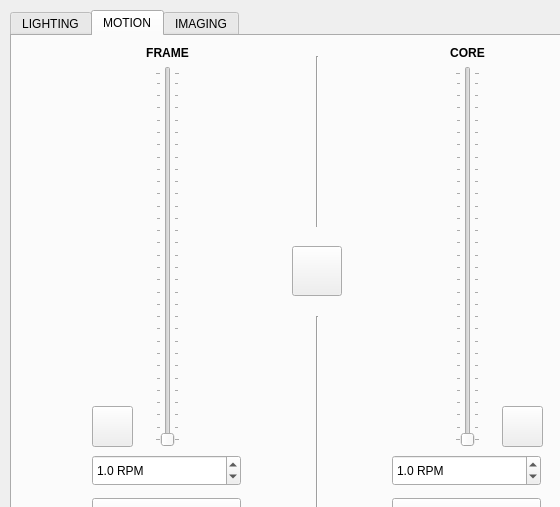
CoCl-Jerry/SciSpin_Max_Dev, file _ui/Clinostat.ui: the form before one commit; both pictures show x 0 to 560 and y 0 to 507 of the 1024 by 600 pixel window.
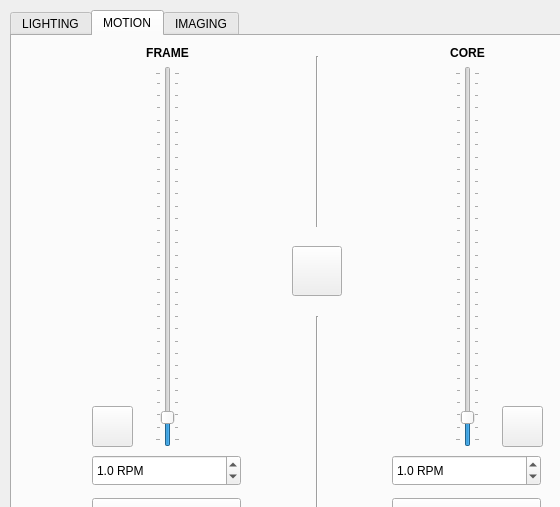
The form after the commit. The open tabs and pages were chosen to show the change. Icons and pictures are not drawn.

Diff of the .ui file:
```diff
--- a/_ui/Clinostat.ui
+++ b/_ui/Clinostat.ui
@@ -558,6 +558,9 @@
          <property name="maximum">
           <number>150</number>
          </property>
+         <property name="value">
+          <number>10</number>
+         </property>
          <property name="tracking">
           <bool>true</bool>
          </property>
@@ -599,6 +602,9 @@
          <property name="maximum">
           <number>150</number>
          </property>
+         <property name="value">
+          <number>10</number>
+         </property>
          <property name="tracking">
           <bool>true</bool>
          </property>
```
Left out of the diff: 5 changed lines with no effect on the pictures.
